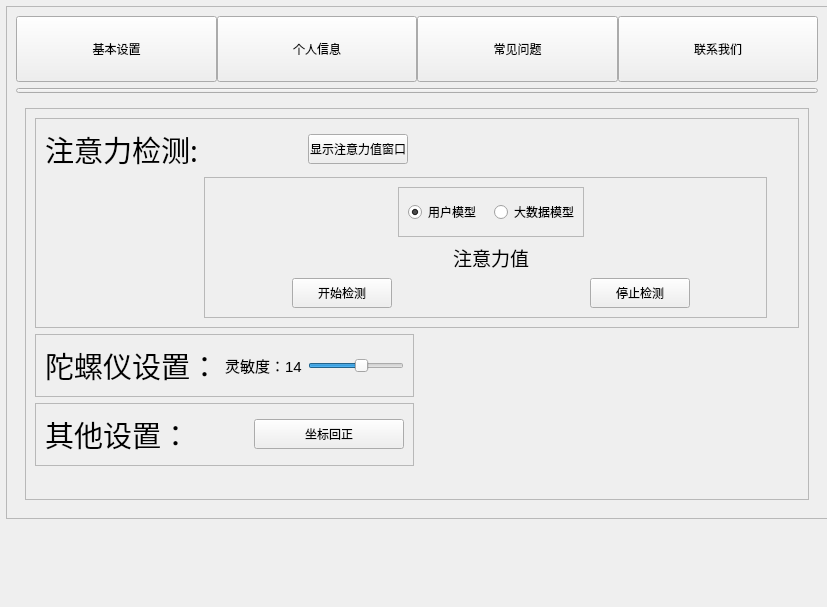
Qt form app/ui/setup.ui (WowIsYu/AIMouse6.5) before a commit.
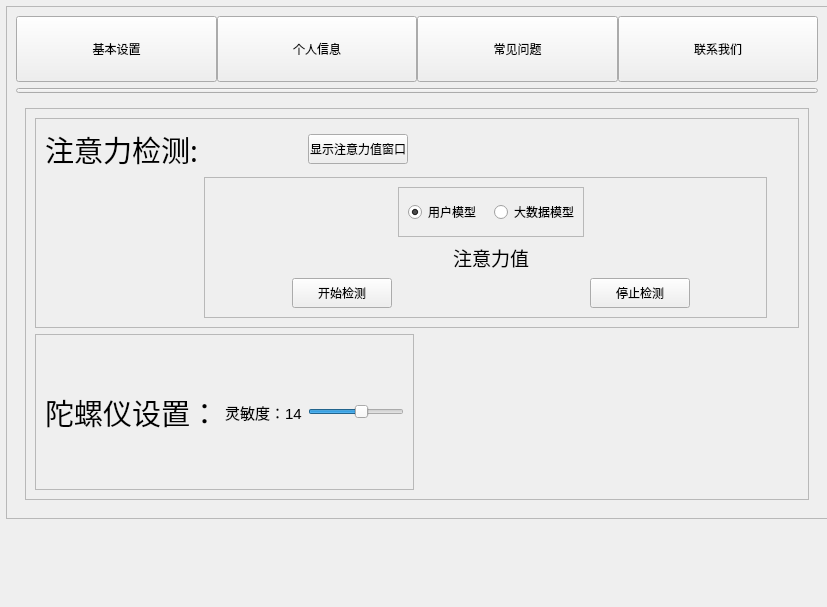
The same form after that commit. Icons and pictures are not drawn.

Diff of the .ui file:
```diff
--- a/app/ui/setup.ui
+++ b/app/ui/setup.ui
@@ -295,82 +295,6 @@
            <enum>QFrame::Raised</enum>
           </property>
           <layout class="QGridLayout" name="gridLayout_4">
-           <item row="2" column="0">
-            <widget class="QFrame" name="frame_5">
-             <property name="frameShape">
-              <enum>QFrame::StyledPanel</enum>
-             </property>
-             <property name="frameShadow">
-              <enum>QFrame::Raised</enum>
-             </property>
-             <layout class="QHBoxLayout" name="horizontalLayout_3">
-              <item>
-               <widget class="QLabel" name="label_2">
-                <property name="font">
-                 <font>
-                  <family>微软雅黑</family>
-                  <pointsize>22</pointsize>
-                 </font>
-                </property>
-                <property name="text">
-                 <string>其他设置：</string>
-                </property>
-               </widget>
-              </item>
-              <item>
-               <widget class="QPushButton" name="resetButton">
-                <property name="sizePolicy">
-                 <sizepolicy hsizetype="Fixed" vsizetype="Fixed">
-                  <horstretch>0</horstretch>
-                  <verstretch>0</verstretch>
-                 </sizepolicy>
-                </property>
-                <property name="minimumSize">
-                 <size>
-                  <width>150</width>
-                  <height>30</height>
-                 </size>
-                </property>
-                <property name="maximumSize">
-                 <size>
-                  <width>150</width>
-                  <height>30</height>
-                 </size>
-                </property>
-                <property name="text">
-                 <string>坐标回正</string>
-                </property>
-               </widget>
-              </item>
-             </layout>
-            </widget>
-           </item>
-           <item row="2" column="1">
-            <spacer name="horizontalSpacer_7">
-             <property name="orientation">
-              <enum>Qt::Horizontal</enum>
-             </property>
-             <property name="sizeHint" stdset="0">
-              <size>
-               <width>388</width>
-               <height>20</height>
-              </size>
-             </property>
-            </spacer>
-           </item>
-           <item row="3" column="0">
-            <spacer name="verticalSpacer_2">
-             <property name="orientation">
-              <enum>Qt::Vertical</enum>
-             </property>
-             <property name="sizeHint" stdset="0">
-              <size>
-               <width>20</width>
-               <height>138</height>
-              </size>
-             </property>
-            </spacer>
-           </item>
            <item row="1" column="1">
             <spacer name="horizontalSpacer_6">
              <property name="orientation">
```
Left out of the diff: 112 changed lines with no effect on the pictures.
